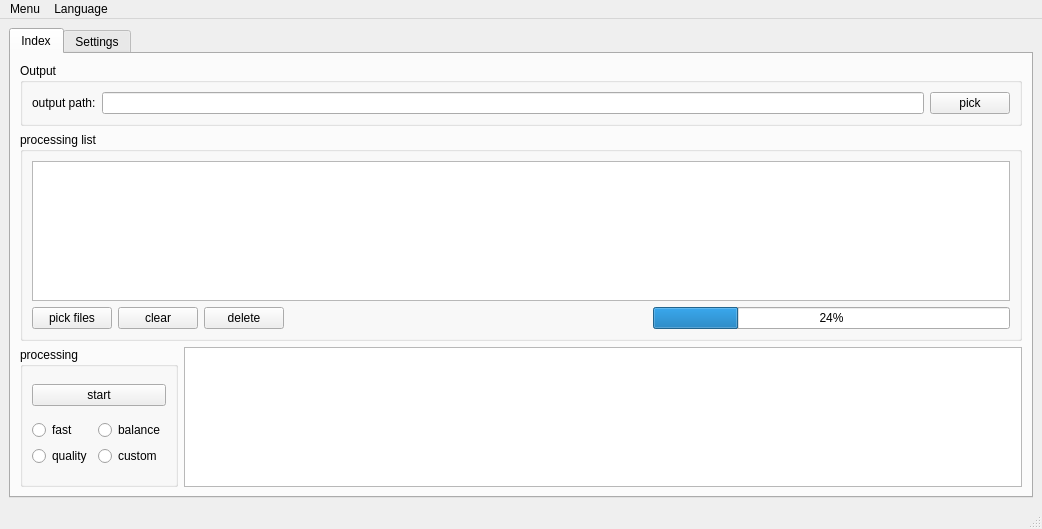
Before: the Qt Designer form GUI/src/mainwindow.ui in TianZerL/Anime4KCPP, drawn with Qt 5.
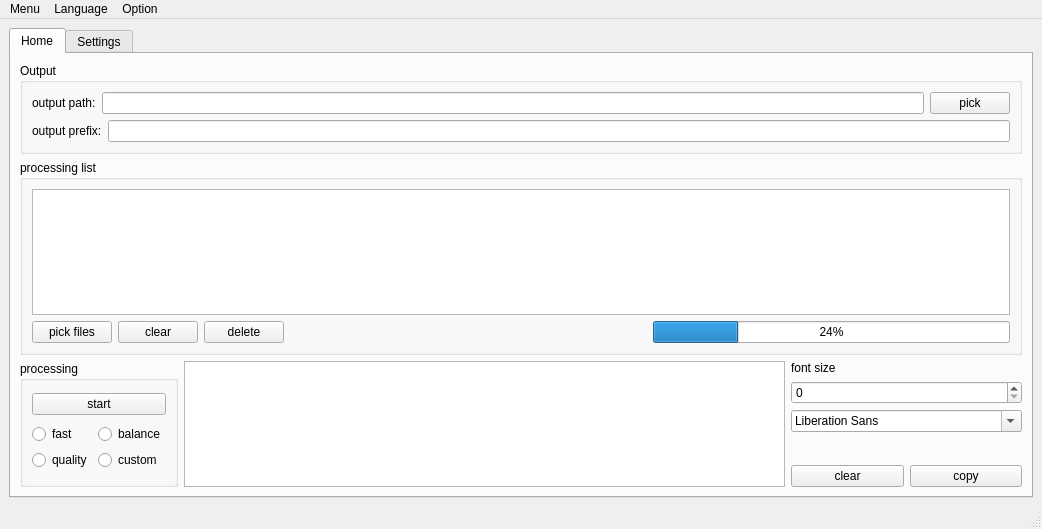
After: the same form once the commit is applied.

```diff
--- a/GUI/src/mainwindow.ui
+++ b/GUI/src/mainwindow.ui
@@ -22,40 +22,10 @@
       </property>
       <widget class="QWidget" name="tabIndex">
        <attribute name="title">
-        <string>Index</string>
+        <string>Home</string>
        </attribute>
-       <layout class="QGridLayout" name="gridLayout_5">
-        <item row="0" column="0">
-         <widget class="QGroupBox" name="groupBoxOutput">
-          <property name="title">
-           <string>Output</string>
-          </property>
-          <layout class="QVBoxLayout" name="verticalLayout">
-           <item>
-            <layout class="QHBoxLayout" name="horizontalLayoutOutput">
-             <item>
-              <widget class="QLabel" name="labelOutputPath">
-               <property name="text">
-                <string>output path:</string>
-               </property>
-              </widget>
-             </item>
-             <item>
-              <widget class="QLineEdit" name="lineEditOutputPath"/>
-             </item>
-             <item>
-              <widget class="QPushButton" name="pushButtonOutputPath">
-               <property name="text">
-                <string>pick</string>
-               </property>
-              </widget>
-             </item>
-            </layout>
-           </item>
-          </layout>
-         </widget>
-        </item>
-        <item row="1" column="0">
+       <layout class="QGridLayout" name="gridLayout">
+        <item row="1" column="0" colspan="3">
          <widget class="QGroupBox" name="groupBoxProcessingList">
           <property name="title">
            <string>processing list</string>
@@ -112,9 +82,7 @@
           </layout>
          </widget>
         </item>
-        <item row="2" column="0">
-         <layout class="QHBoxLayout" name="horizontalLayoutProcessing">
-          <item>
+        <item row="2" column="0" rowspan="3">
            <widget class="QGroupBox" name="groupBoxProcessing">
             <property name="title">
              <string>processing</string>
@@ -162,11 +130,121 @@
             </layout>
            </widget>
           </item>
+        <item row="2" column="1" rowspan="3">
+         <widget class="QTextBrowser" name="textBrowserInfoOut">
+          <property name="statusTip">
+           <string>Log display</string>
+          </property>
+         </widget>
+        </item>
+        <item row="2" column="2">
+         <layout class="QVBoxLayout" name="verticalLayoutFont">
           <item>
-           <widget class="QTextBrowser" name="textBrowserInfoOut"/>
+           <widget class="QLabel" name="labelFontSize">
+            <property name="text">
+             <string>font size</string>
+            </property>
+            <property name="buddy">
+             <cstring>spinBoxFontSize</cstring>
+            </property>
+           </widget>
           </item>
+          <item>
+           <widget class="QSpinBox" name="spinBoxFontSize"/>
+          </item>
+          <item>
+           <widget class="QFontComboBox" name="fontComboBox"/>
+          </item>
          </layout>
         </item>
+        <item row="3" column="2">
+         <spacer name="verticalSpacerFont">
+          <property name="orientation">
+           <enum>Qt::Vertical</enum>
+          </property>
+          <property name="sizeHint" stdset="0">
+           <size>
+            <width>20</width>
+            <height>13</height>
+           </size>
+          </property>
+         </spacer>
+        </item>
+        <item row="4" column="2">
+         <layout class="QHBoxLayout" name="horizontalLayoutTextButton">
+          <item>
+           <widget class="QPushButton" name="pushButtonClearText">
+            <property name="statusTip">
+             <string>Clear logs</string>
+            </property>
+            <property name="text">
+             <string>clear</string>
+            </property>
+           </widget>
+          </item>
+          <item>
+           <widget class="QPushButton" name="pushButtonCopyText">
+            <property name="statusTip">
+             <string>Copy logs</string>
+            </property>
+            <property name="text">
+             <string>copy</string>
+            </property>
+           </widget>
+          </item>
+         </layout>
+        </item>
+        <item row="0" column="0" colspan="3">
+         <widget class="QGroupBox" name="groupBoxOutput">
+          <property name="title">
+           <string>Output</string>
+          </property>
+          <layout class="QVBoxLayout" name="verticalLayout">
+           <item>
+            <layout class="QHBoxLayout" name="horizontalLayoutOutput">
+             <item>
+              <widget class="QLabel" name="labelOutputPath">
+               <property name="statusTip">
+                <string>Path for the output files</string>
+               </property>
+               <property name="text">
+                <string>output path:</string>
+               </property>
+              </widget>
+             </item>
+             <item>
+              <widget class="QLineEdit" name="lineEditOutputPath"/>
+             </item>
+             <item>
+              <widget class="QPushButton" name="pushButtonOutputPath">
+               <property name="text">
+                <string>pick</string>
+               </property>
+              </widget>
+             </item>
+            </layout>
+           </item>
+           <item>
+            <layout class="QHBoxLayout" name="horizontalLayoutOutputPrefix">
+             <item>
+              <widget class="QLabel" name="labelOutputPrefix">
+               <property name="text">
+                <string>output prefix:</string>
+               </property>
+              </widget>
+             </item>
+             <item>
+              <widget class="QLineEdit" name="lineEditOutputPrefix">
+               <property name="statusTip">
+                <string>Prefix for the output files</string>
+               </property>
+              </widget>
+             </item>
+            </layout>
+           </item>
+          </layout>
+         </widget>
+        </item>
        </layout>
       </widget>
       <widget class="QWidget" name="tabSettings">
@@ -546,8 +624,21 @@
     <addaction name="actionEnglish"/>
     <addaction name="actionChinese"/>
    </widget>
+   <widget class="QMenu" name="menuOption">
+    <property name="title">
+     <string>Option</string>
+    </property>
+    <widget class="QMenu" name="menuGUI">
+     <property name="title">
+      <string>GUI</string>
+     </property>
+     <addaction name="actionQuit_confirmation"/>
+    </widget>
+    <addaction name="menuGUI"/>
+   </widget>
    <addaction name="menuMenu"/>
    <addaction name="menuLanguage"/>
+   <addaction name="menuOption"/>
   </widget>
   <widget class="QStatusBar" name="statusbar"/>
   <action name="actionAbout">
```
Left out of the diff: 125 changed lines with no effect on the pictures. Lines whose indentation alone changed are shown as unchanged.
